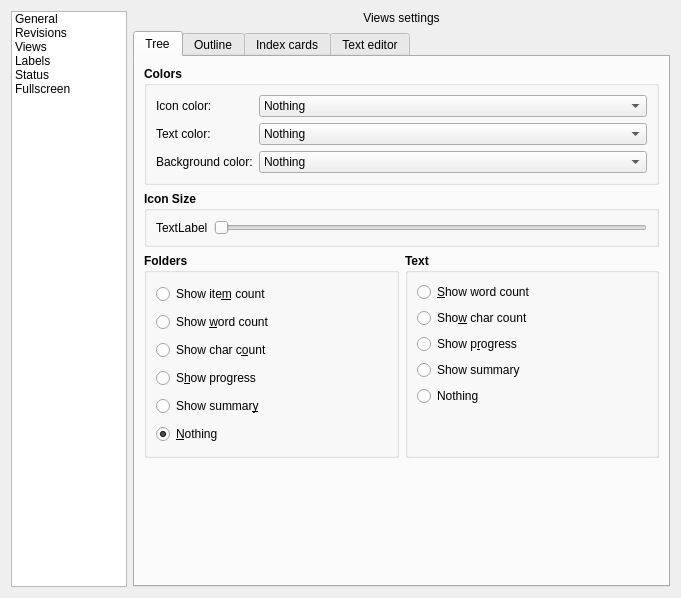
olivierkes/manuskript, file manuskript/ui/settings_ui.ui: the form before one commit.
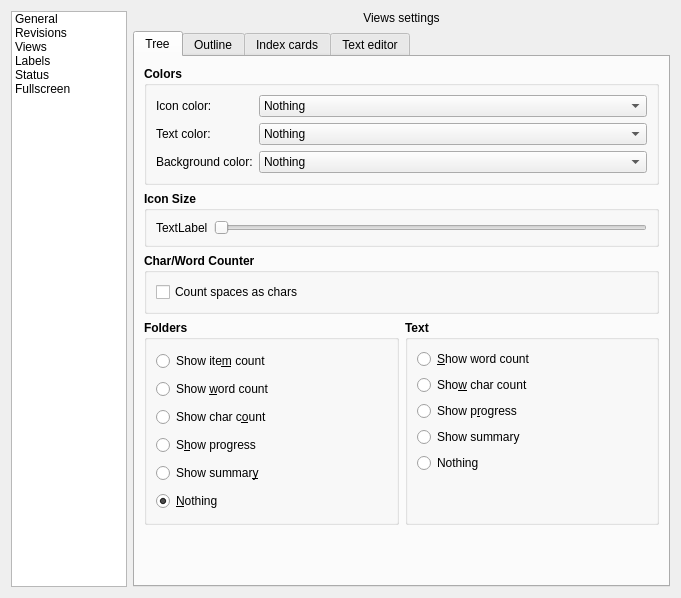
The form after the commit. The open tabs and pages were chosen to show the change. Icons and pictures are not drawn.

Commit message: Added setting to disable counting spaces as chars but requires restart

Patch:
```diff
--- a/manuskript/ui/settings_ui.ui
+++ b/manuskript/ui/settings_ui.ui
@@ -1101,6 +1101,59 @@
              </layout>
             </widget>
            </item>
+           <item>
+            <widget class="QGroupBox" name="horizontalGroupBox">
+             <property name="font">
+              <font>
+               <weight>75</weight>
+               <bold>true</bold>
+              </font>
+             </property>
+             <property name="title">
+              <string>Char/Word Counter</string>
+             </property>
+             <layout class="QHBoxLayout" name="horizontalLayout_13">
+              <property name="leftMargin">
+               <number>9</number>
+              </property>
+              <property name="topMargin">
+               <number>9</number>
+              </property>
+              <property name="rightMargin">
+               <number>9</number>
+              </property>
+              <property name="bottomMargin">
+               <number>9</number>
+              </property>
+              <item>
+               <widget class="QCheckBox" name="chkCountSpaces">
+                <property name="font">
+                 <font>
+                  <weight>50</weight>
+                  <bold>false</bold>
+                 </font>
+                </property>
+                <property name="text">
+                 <string>Count spaces as chars</string>
+                </property>
+               </widget>
+              </item>
+              <item>
+               <spacer name="horizontalSpacer_7">
+                <property name="orientation">
+                 <enum>Qt::Horizontal</enum>
+                </property>
+                <property name="sizeHint" stdset="0">
+                 <size>
+                  <width>40</width>
+                  <height>20</height>
+                 </size>
+                </property>
+               </spacer>
+              </item>
+             </layout>
+            </widget>
+           </item>
            <item>
             <layout class="QHBoxLayout" name="horizontalLayout_9">
              <item>
```
The commit also changes 5 other files.
